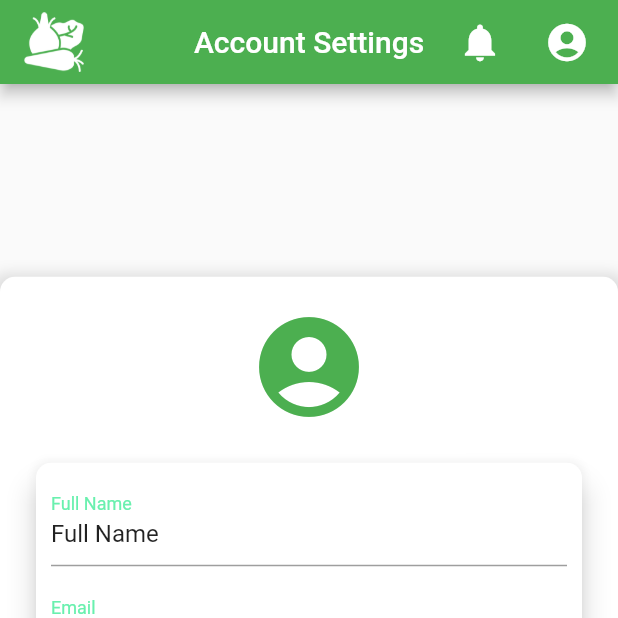
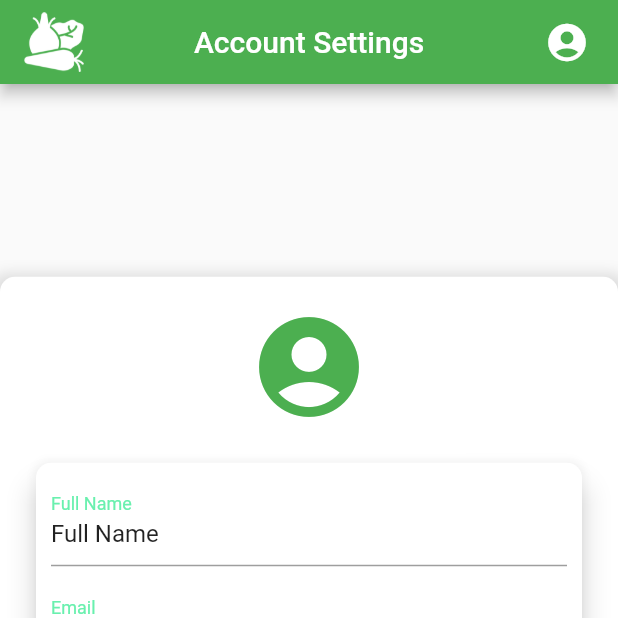
Before and after one commit to perezjovany/COP4331-Large-Project, a Flutter app: the AccountPage screen opened by its route, on a phone screen of 412 x 824 dp, the top half of it. Run offline on Flutter 3.47's test engine with Material 2 defaults, Android fonts, the phone set to English and light mode, and no system bars; our stand-ins replace flutter_secure_storage, shared_preferences, syncfusion_flutter_calendar; missing offline and left inert: scan; accounts and stored records are empty.

Commit message:
removed notif icon

```diff
--- a/lib/top_bar.dart
+++ b/lib/top_bar.dart
@@ -27,25 +27,25 @@ class topBar extends StatelessWidget implements PreferredSizeWidget {
 
       title: Text(title),
       actions: <Widget>[
-        Align(
-          alignment: Alignment.center,
-          child: Padding(
-            padding: const EdgeInsets.only(right: 10.0),
-            child: PopupMenuButton<String>(
-              icon: const Icon(Icons.notifications, size: 30.0),
-              itemBuilder: (BuildContext context) => <PopupMenuEntry<String>>[
-                const PopupMenuItem<String>(
-                  value: 'Option1',
-                  child: Text('Option 1'),
-                ),
-                const PopupMenuItem<String>(
-                  value: 'Option2',
-                  child: Text('Option 2'),
-                ),
-              ],
-            ),
-          ),
-        ),
+        // Align(
+        //   alignment: Alignment.center,
+        //   child: Padding(
+        //     padding: const EdgeInsets.only(right: 10.0),
+        //     child: PopupMenuButton<String>(
+        //       icon: const Icon(Icons.notifications, size: 30.0),
+        //       itemBuilder: (BuildContext context) => <PopupMenuEntry<String>>[
+        //         const PopupMenuItem<String>(
+        //           value: 'Option1',
+        //           child: Text('Option 1'),
+        //         ),
+        //         const PopupMenuItem<String>(
+        //           value: 'Option2',
+        //           child: Text('Option 2'),
+        //         ),
+        //       ],
+        //     ),
+        //   ),
+        // ), /* Didn't have time to implement notifications :-( */
 
         Align(
           alignment: Alignment.center,
```
